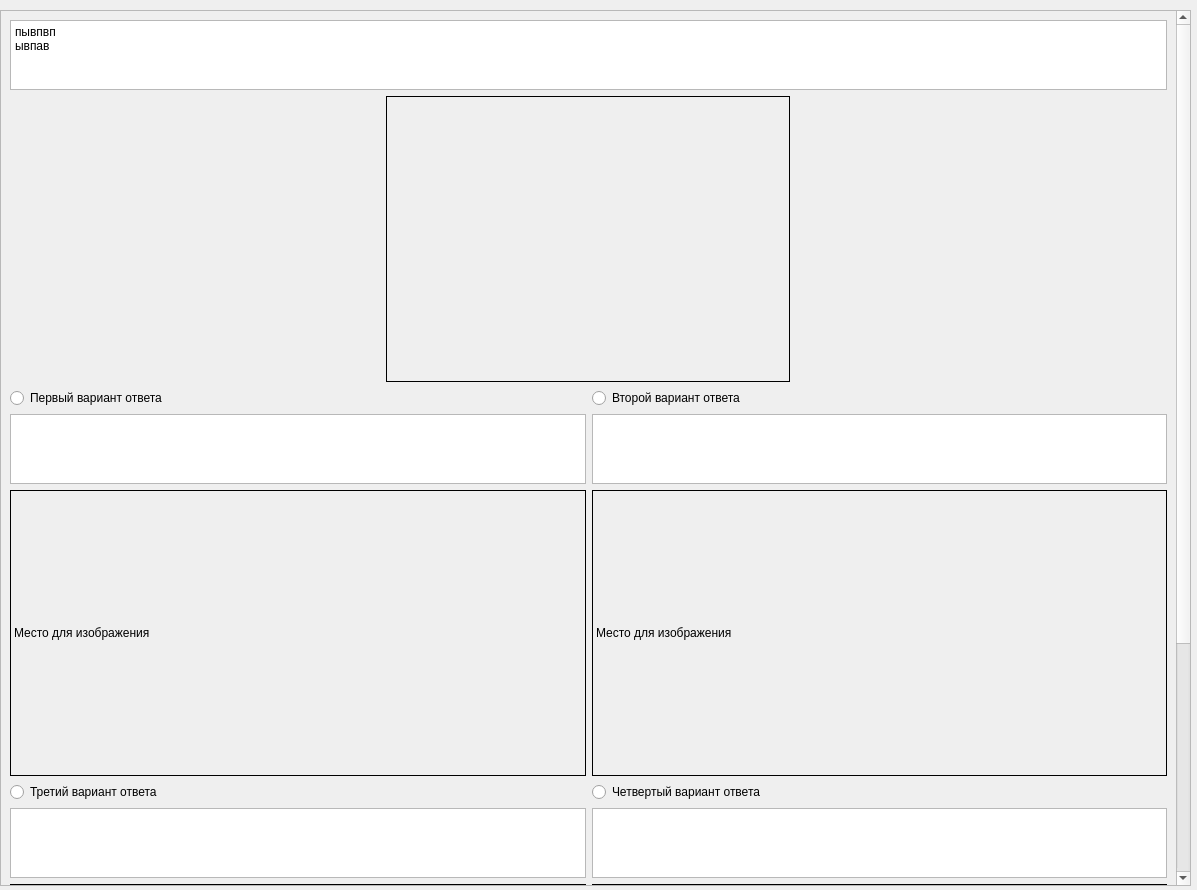
Scykorr/dmitr_client_serv_test, file client/UI/client_test2.ui: the form before one commit.
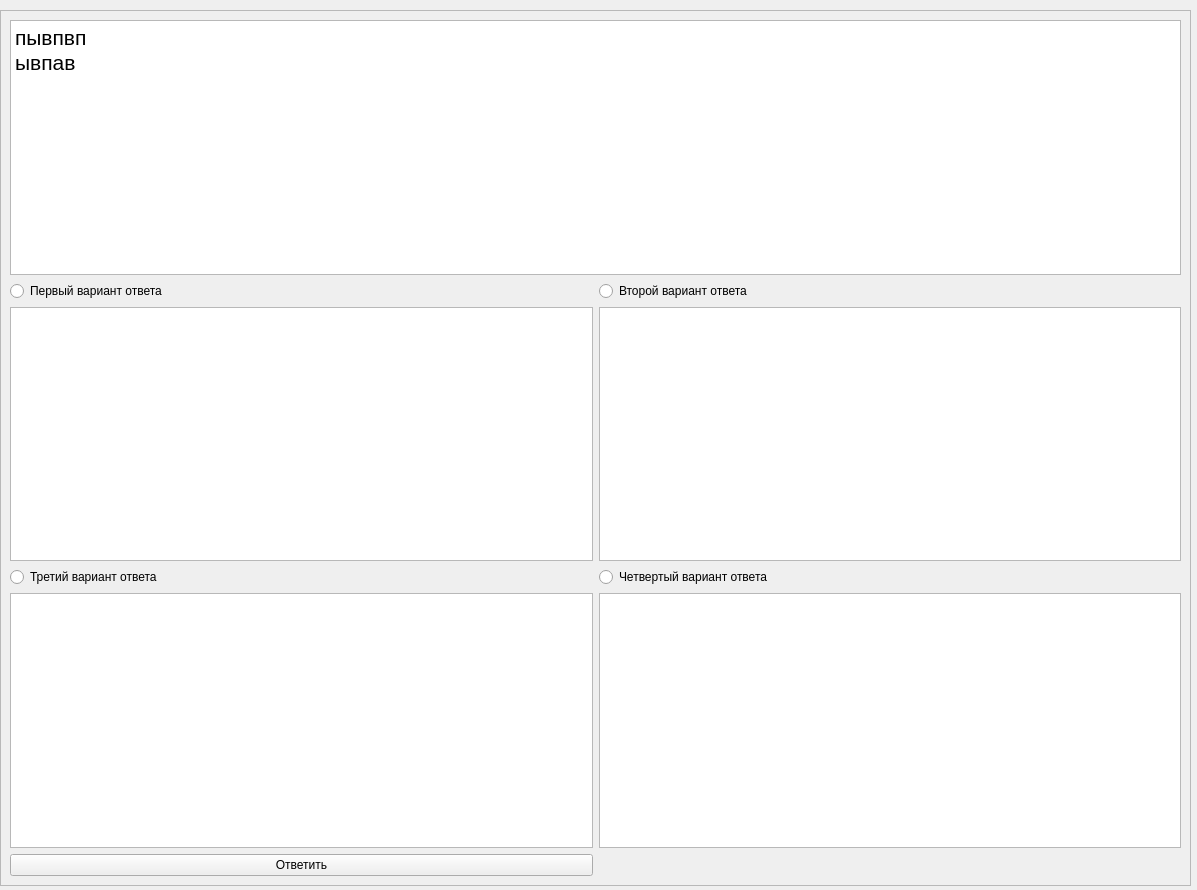
The form after the commit.

Diff of the .ui file:
```diff
--- a/client/UI/client_test2.ui
+++ b/client/UI/client_test2.ui
@@ -44,9 +44,9 @@
     <property name="geometry">
      <rect>
       <x>0</x>
-      <y>-340</y>
-      <width>1172</width>
-      <height>1214</height>
+      <y>0</y>
+      <width>1189</width>
+      <height>874</height>
      </rect>
     </property>
     <layout class="QVBoxLayout" name="verticalLayout_18">
@@ -61,6 +61,11 @@
            </property>
            <item>
             <widget class="QPlainTextEdit" name="plainTextEdit_question">
+             <property name="font">
+              <font>
+               <pointsize>16</pointsize>
+              </font>
+             </property>
              <property name="plainText">
               <string>пывпвп
 ывпав</string>
@@ -69,22 +74,6 @@
            </item>
           </layout>
          </item>
-         <item alignment="Qt::AlignHCenter">
-          <widget class="QLabel" name="label_img_question">
-           <property name="minimumSize">
-            <size>
-             <width>404</width>
-             <height>286</height>
-            </size>
-           </property>
-           <property name="frameShape">
-            <enum>QFrame::Box</enum>
-           </property>
-           <property name="text">
-            <string/>
-           </property>
-          </widget>
-         </item>
         </layout>
        </item>
        <item>
@@ -108,48 +97,27 @@
        <item>
         <layout class="QHBoxLayout" name="horizontalLayout">
          <item>
-          <widget class="QTextBrowser" name="textBrowser_2"/>
+          <widget class="QTextBrowser" name="textBrowser_2">
+           <property name="font">
+            <font>
+             <pointsize>16</pointsize>
+            </font>
+           </property>
+          </widget>
          </item>
          <item>
-          <widget class="QTextBrowser" name="textBrowser"/>
+          <widget class="QTextBrowser" name="textBrowser">
+           <property name="font">
+            <font>
+             <pointsize>16</pointsize>
+            </font>
+           </property>
+          </widget>
          </item>
         </layout>
        </item>
        <item>
-        <layout class="QHBoxLayout" name="horizontalLayout_7">
-         <item>
-          <widget class="QLabel" name="label_img_var1">
-           <property name="minimumSize">
-            <size>
-             <width>404</width>
-             <height>286</height>
-            </size>
-           </property>
-           <property name="frameShape">
-            <enum>QFrame::Box</enum>
-           </property>
-           <property name="text">
-            <string>Место для изображения</string>
-           </property>
-          </widget>
-         </item>
-         <item>
-          <widget class="QLabel" name="label_img_var3">
-           <property name="minimumSize">
-            <size>
-             <width>404</width>
-             <height>286</height>
-            </size>
-           </property>
-           <property name="frameShape">
-            <enum>QFrame::Box</enum>
-           </property>
-           <property name="text">
-            <string>Место для изображения</string>
-           </property>
-          </widget>
-         </item>
-        </layout>
+        <layout class="QHBoxLayout" name="horizontalLayout_7"/>
        </item>
        <item>
         <layout class="QHBoxLayout" name="horizontalLayout_8">
@@ -172,48 +140,27 @@
        <item>
         <layout class="QHBoxLayout" name="horizontalLayout_2">
          <item>
-          <widget class="QTextBrowser" name="textBrowser_4"/>
+          <widget class="QTextBrowser" name="textBrowser_4">
+           <property name="font">
+            <font>
+             <pointsize>16</pointsize>
+            </font>
+           </property>
+          </widget>
          </item>
          <item>
-          <widget class="QTextBrowser" name="textBrowser_3"/>
+          <widget class="QTextBrowser" name="textBrowser_3">
+           <property name="font">
+            <font>
+             <pointsize>16</pointsize>
+            </font>
+           </property>
+          </widget>
          </item>
         </layout>
        </item>
        <item>
-        <layout class="QHBoxLayout" name="horizontalLayout_9">
-         <item>
-          <widget class="QLabel" name="label_img_var2">
-           <property name="minimumSize">
-            <size>
-             <width>404</width>
-             <height>286</height>
-            </size>
-           </property>
-           <property name="frameShape">
-            <enum>QFrame::Box</enum>
-           </property>
-           <property name="text">
-            <string>Место для изображения</string>
-           </property>
-          </widget>
-         </item>
-         <item>
-          <widget class="QLabel" name="label_img_var4">
-           <property name="minimumSize">
-            <size>
-             <width>404</width>
-             <height>286</height>
-            </size>
-           </property>
-           <property name="frameShape">
-            <enum>QFrame::Box</enum>
-           </property>
-           <property name="text">
-            <string>Место для изображения</string>
-           </property>
-          </widget>
-         </item>
-        </layout>
+        <layout class="QHBoxLayout" name="horizontalLayout_9"/>
        </item>
        <item>
         <layout class="QHBoxLayout" name="horizontalLayout_10">
```
